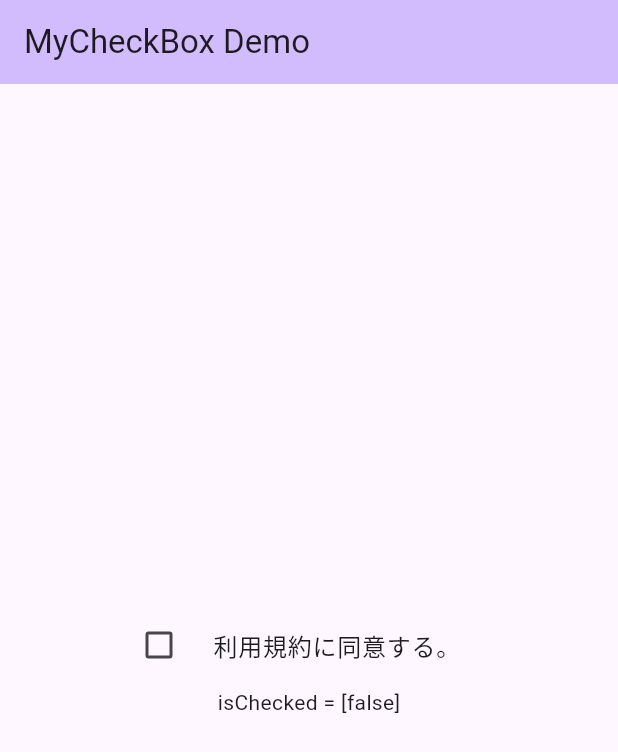
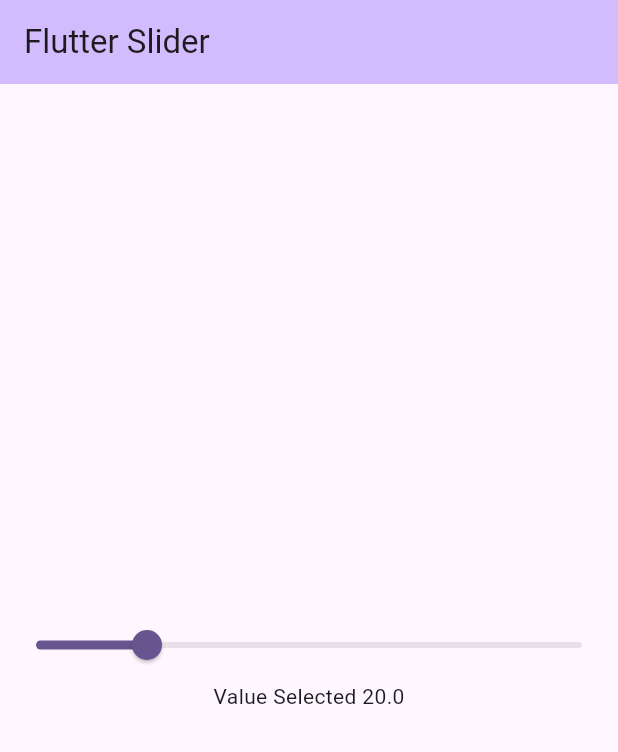
Before and after one commit to k-taiga/flutter_elementary, a Flutter app: the screen it shows after launch, on a phone screen of 412 x 824 dp. Shown: the top 752 px of the screen. Run offline on Flutter 3.47's test engine with Material 3 defaults, Android fonts, the phone set to English and light mode, and no system bars.

Commit message:
[add] setState Slider

```diff
--- a/lib/main.dart
+++ b/lib/main.dart
@@ -15,7 +15,45 @@ class MyApp extends StatelessWidget {
         colorScheme: ColorScheme.fromSeed(seedColor: Colors.deepPurple),
         useMaterial3: true,
       ),
-      home: const MyCheckBox(),
+      home: MySlider(),
+    );
+  }
+}
+
+class MySlider extends StatefulWidget {
+  const MySlider({super.key});
+
+  @override
+  State<MySlider> createState() => _MySliderState();
+}
+
+class _MySliderState extends State<MySlider> {
+  double _currentSliderValue = 20;
+
+  @override
+  Widget build(BuildContext context) {
+    return Scaffold(
+      appBar: AppBar(
+        title: const Text('Flutter Slider'),
+        backgroundColor: Theme.of(context).colorScheme.inversePrimary,
+      ),
+      body: Center(
+          child: Column(mainAxisAlignment: MainAxisAlignment.center, children: [
+        Slider(
+          value: _currentSliderValue,
+          min: 0,
+          max: 100,
+          divisions: 100,
+          label: _currentSliderValue.round().toString(),
+          onChanged: (double value) {
+            setState(() {
+              _currentSliderValue = value;
+            });
+            print('Value Selected $_currentSliderValue');
+          },
+        ),
+        Text('Value Selected $_currentSliderValue'),
+      ])),
     );
   }
 }
```
